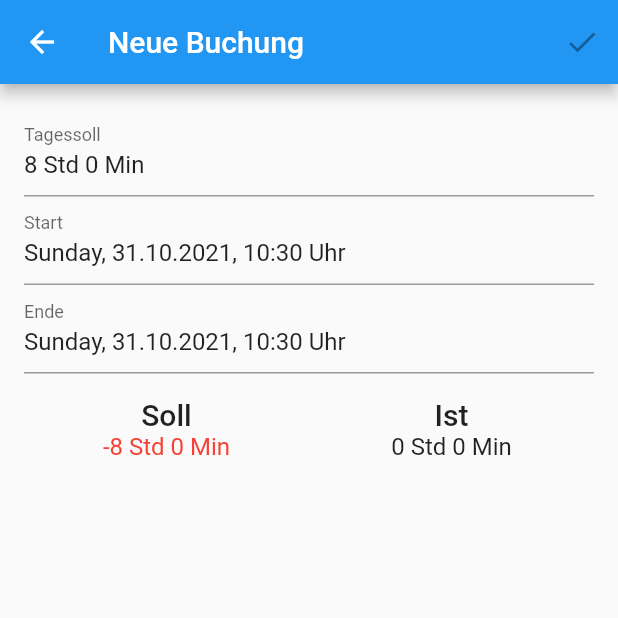
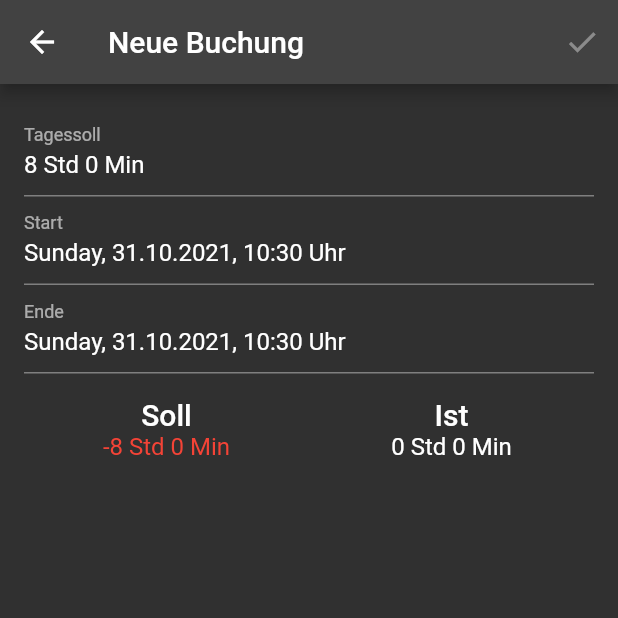
Before and after one commit to sterlp/time_tracker, a Flutter app: the EditBookingPage screen opened directly with empty values, on a phone screen of 412 x 824 dp, the top half of it. Run offline on Flutter 3.47's test engine with Material 2 defaults, Android fonts, the phone set to English and light mode, and no system bars; our stand-ins replace sqflite, sqflite_common; missing offline and left inert: dependency_container; accounts and stored records are empty; statements that could not run were skipped.

Commit message:
smaller improvements and relese

```diff
--- a/lib/booking/page/bookings_list_page.dart
+++ b/lib/booking/page/bookings_list_page.dart
@@ -1,6 +1,7 @@
 import 'package:dependency_container/dependency_container.dart';
 import 'package:flutter/foundation.dart';
 import 'package:flutter/material.dart';
+import 'package:flutter/services.dart';
 import 'package:time_tracker/booking/bean/booking_service.dart';
 import 'package:time_tracker/booking/entity/time_booking.dart';
 import 'package:time_tracker/booking/page/edit_booking_page.dart';
@@ -54,6 +55,7 @@ class _BookingListPageState extends State<BookingListPage> {
         ),
         floatingActionButton: FloatingActionButton(
           onPressed: () async {
+            HapticFeedback.selectionClick();
             final saved = await showEditBookingPage(context);
             if (saved != null) _doSave(saved);
           },
--- a/lib/booking/page/edit_booking_page.dart
+++ b/lib/booking/page/edit_booking_page.dart
@@ -1,4 +1,5 @@
 import 'package:flutter/material.dart';
+import 'package:flutter/services.dart';
 import 'package:intl/intl.dart';
 import 'package:time_tracker/booking/entity/time_booking.dart';
 import 'package:time_tracker/booking/widget/time_account.dart';
@@ -100,18 +101,21 @@ class _EditBookingPageState extends State<EditBookingPage> {
     setState(() {
       valid = _formKey.currentState!.validate();
     });
+    HapticFeedback.selectionClick();
   }
   void _setEnd(DateTime newDate) {
     _booking.end = newDate;
     setState(() {
       valid = _formKey.currentState!.validate();
     });
+    HapticFeedback.selectionClick();
   }
 
   void _save() {
     if (_formKey.currentState!.validate()) {
       widget.booking.setMap(_booking.asMap());
       Navigator.pop(context, widget.booking);
+      HapticFeedback.selectionClick();
     }
   }
 }
--- a/lib/booking/widget/time_account.dart
+++ b/lib/booking/widget/time_account.dart
@@ -13,9 +13,9 @@ class TimeAccount extends StatelessWidget {
     final textStyle = Theme.of(context).textTheme.subtitle1;
     final headStyle = Theme.of(context).textTheme.headline6;
 
-    var c = Theme.of(context).primaryTextTheme.subtitle1?.color ?? Colors.black;
-    if (divToday.inMinutes > 0) c = Colors.green;
-    else if (divToday.inMinutes < 30) c = Colors.red;
+    var c = Theme.of(context).primaryTextTheme.subtitle1?.color;
+    if (divToday.inMinutes >= 0) c = Colors.green;
+    else if (divToday.inMinutes < -45) c = Colors.red;
     // final doneAt = DateTime.now().subtract(done).add(target);
 
     return Table(
--- a/lib/common/widget/date_time_form_field.dart
+++ b/lib/common/widget/date_time_form_field.dart
@@ -1,5 +1,6 @@
 
 import 'package:flutter/material.dart';
+import 'package:flutter/services.dart';
 import 'package:sqflite_entities/converter/date_util.dart';
 
 class DateTimeFormField extends StatelessWidget {
@@ -40,7 +41,8 @@ class DateTimeFormField extends StatelessWidget {
   }
 
   Future<void> _pickNewDate(BuildContext context) async {
-    final currentDate = dateTime ?? DateTime.now();
+    HapticFeedback.selectionClick();
+    final currentDate = dateTime ?? firstDateTime ?? DateTime.now();
     var newDate = await showDatePicker(context: context,
       initialDate: currentDate,
       firstDate: firstDateTime ?? currentDate.add(const Duration(days: -30)),
--- a/lib/main.dart
+++ b/lib/main.dart
@@ -48,8 +48,10 @@ class MyApp extends StatelessWidget {
   Widget build(BuildContext context) {
     return MaterialApp(
       title: 'Time Tracker',
+      theme: ThemeData.dark(),
       supportedLocales: const [
         Locale('de', 'DE'),
+        Locale('de', ''),
         Locale('en', ''),
       ],
       localizationsDelegates: const [
```
Also changed, not shown: lib/booking/page/bookings_by_week_page.dart (+8 -9 lines), lib/home/page/home_page.dart (+6 -2 lines), 2 other files.
